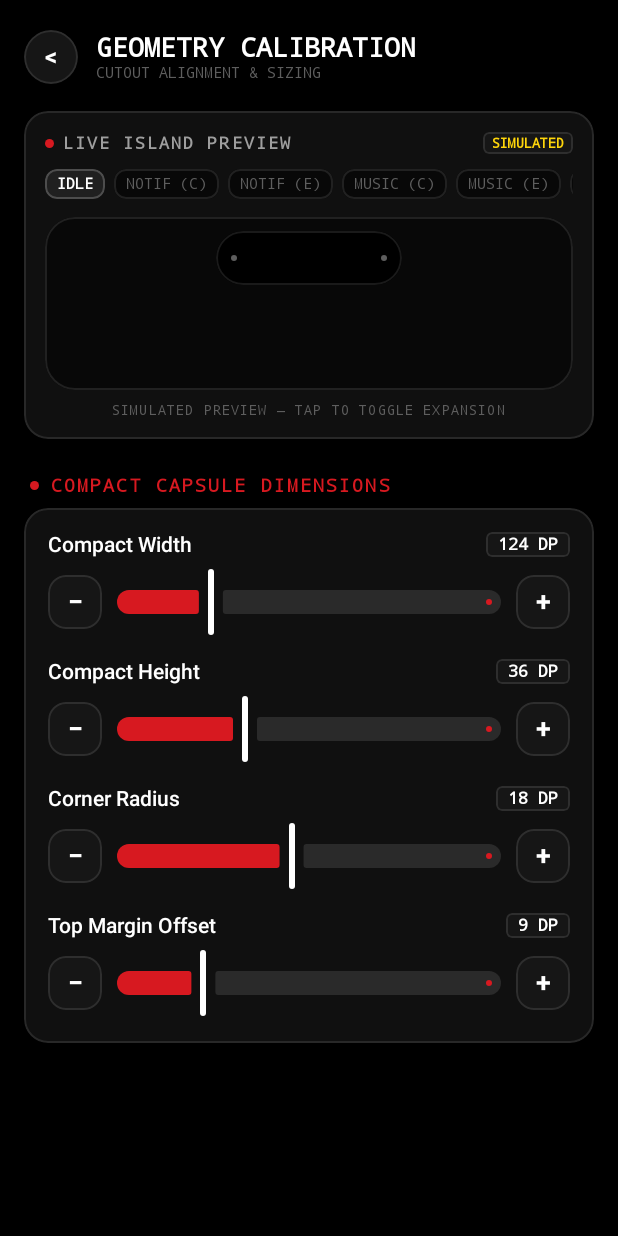
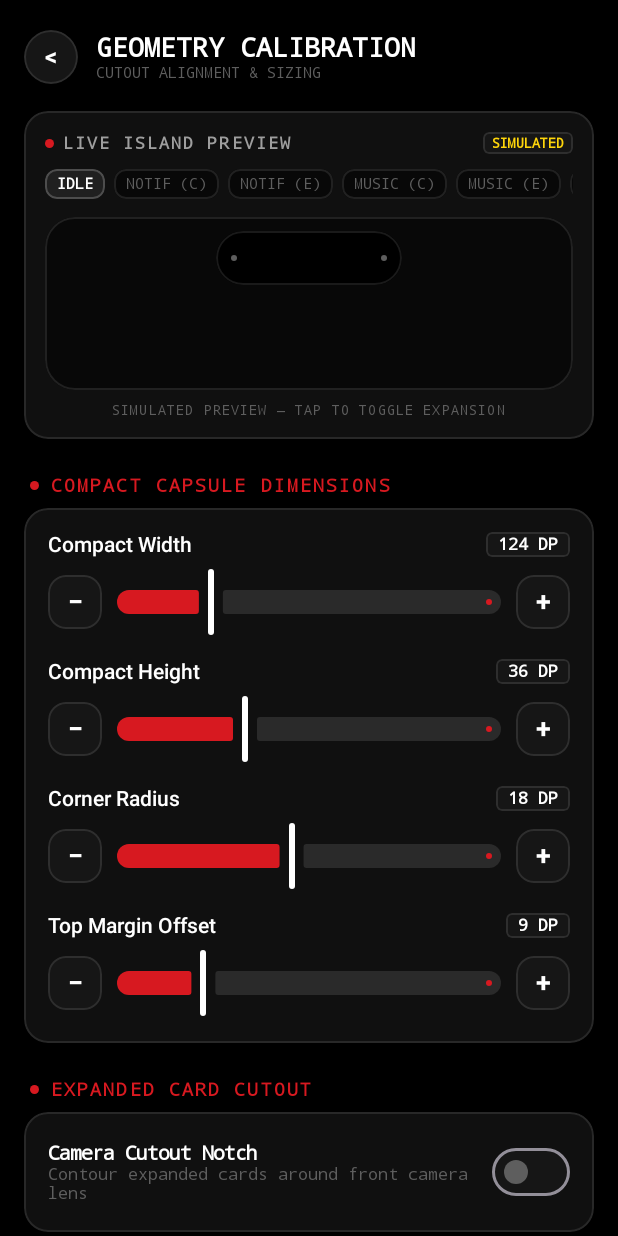
Before and after one commit to isumitjatav/dot-island, an Android app built with Jetpack Compose: the composable GeometryStudioScreen shown on its own in the app's theme, on a phone screen of 412 x 824 dp. Run offline under Robolectric (Android 15) with nearby library versions, the phone set to English and light mode, and no system bars.

Commit message:
feat: Add camera cutout notch toggle and refine notch geometry to reference

```diff
--- a/app/src/main/java/com/nothing/island/ai/ui/components/BatteryExpandedView.kt
+++ b/app/src/main/java/com/nothing/island/ai/ui/components/BatteryExpandedView.kt
@@ -58,9 +58,10 @@ fun BatteryExpandedView(
     onCollapse: () -> Unit,
     onSwipe: (SwipeDirection) -> Unit = {},
     topClearanceDp: Dp = 48.dp,
-    modifier: Modifier = Modifier
+    modifier: Modifier = Modifier,
+    isCameraCutoutEnabled: Boolean = false
 ) {
-    val cardShape = notchedCardShape()
+    val cardShape = if (isCameraCutoutEnabled) notchedCardShape() else RoundedCornerShape(26.dp)
     val accentColor = Color(preferences.accentColorHex)
 
     var totalDrag by remember { mutableFloatStateOf(0f) }
--- a/app/src/main/java/com/nothing/island/ai/ui/components/MusicExpandedView.kt
+++ b/app/src/main/java/com/nothing/island/ai/ui/components/MusicExpandedView.kt
@@ -83,9 +83,10 @@ fun MusicExpandedView(
     onCollapse: () -> Unit,
     onSwipe: (SwipeDirection) -> Unit = {},
     topClearanceDp: androidx.compose.ui.unit.Dp = 48.dp,
-    modifier: Modifier = Modifier
+    modifier: Modifier = Modifier,
+    isCameraCutoutEnabled: Boolean = false
 ) {
-    val cardShape = notchedCardShape()
+    val cardShape = if (isCameraCutoutEnabled) notchedCardShape() else RoundedCornerShape(26.dp)
     val accentColor = preferences.resolveAccent(trackState.dominantColor)
 
     var totalDrag by remember { mutableFloatStateOf(0f) }
--- a/app/src/main/java/com/nothing/island/ai/ui/components/QuickToolsDrawer.kt
+++ b/app/src/main/java/com/nothing/island/ai/ui/components/QuickToolsDrawer.kt
@@ -88,16 +88,18 @@ fun QuickToolsDrawer(
     onHistory: () -> Unit = {},
     onAi: () -> Unit = {},
     modifier: Modifier = Modifier,
+    isCameraCutoutEnabled: Boolean = false,
 ) {
     val context = LocalContext.current
     val scroll = rememberScrollState()
+    val cardShape = if (isCameraCutoutEnabled) notchedCardShape(cornerRadiusDp = 24f) else RoundedCornerShape(24.dp)
 
     Column(
         modifier = modifier
             .fillMaxSize()
-            .clip(notchedCardShape())
+            .clip(cardShape)
             .background(NothingPrimaryBackground)
-            .border(1.dp, NothingTokens.NothingBorderSubtle, notchedCardShape())
+            .border(1.dp, NothingTokens.NothingBorderSubtle, cardShape)
             .verticalScroll(scroll)
             .padding(16.dp),
     ) {
--- a/app/src/main/java/com/nothing/island/ai/ui/screens/GeometryStudioScreen.kt
+++ b/app/src/main/java/com/nothing/island/ai/ui/screens/GeometryStudioScreen.kt
@@ -17,11 +17,14 @@ import androidx.compose.foundation.layout.width
 import androidx.compose.foundation.rememberScrollState
 import androidx.compose.foundation.shape.CircleShape
 import androidx.compose.foundation.verticalScroll
+import androidx.compose.material3.Switch
+import androidx.compose.material3.SwitchDefaults
 import androidx.compose.material3.Text
 import androidx.compose.runtime.Composable
 import androidx.compose.runtime.collectAsState
 import androidx.compose.runtime.getValue
 import androidx.compose.runtime.remember
+import androidx.compose.runtime.rememberCoroutineScope
 import androidx.compose.ui.Alignment
 import androidx.compose.ui.Modifier
 import androidx.compose.ui.draw.clip
@@ -30,6 +33,7 @@ import androidx.compose.ui.text.font.FontFamily
 import androidx.compose.ui.text.font.FontWeight
 import androidx.compose.ui.unit.dp
 import androidx.compose.ui.unit.sp
+import kotlinx.coroutines.launch
 import com.nothing.island.ai.data.IslandPreferencesRepository
 import com.nothing.island.ai.ui.components.IslandPreview
 import com.nothing.island.ai.ui.components.NothingCard
@@ -51,6 +55,7 @@ fun GeometryStudioScreen(
 ) {
     val context = LocalContext.current
     val repository = remember { IslandPreferencesRepository.getInstance(context) }
+    val coroutineScope = rememberCoroutineScope()
     val prefs by repository.livePreferences.collectAsState()
     val scrollState = rememberScrollState()
 
@@ -150,6 +155,49 @@ fun GeometryStudioScreen(
             }
         }
 
+        Spacer(modifier = Modifier.height(16.dp))
+
+        NothingSectionHeader(title = "EXPANDED CARD CUTOUT", isAccent = true)
+        NothingCard(variant = NothingCardVariant.STANDARD) {
+            Column(verticalArrangement = Arrangement.spacedBy(12.dp)) {
+                Row(
+                    modifier = Modifier.fillMaxWidth(),
+                    horizontalArrangement = Arrangement.SpaceBetween,
+                    verticalAlignment = Alignment.CenterVertically
+                ) {
+                    Column(modifier = Modifier.weight(1f)) {
+                        Text(
+                            text = "Camera Cutout Notch",
+                            color = NothingTokens.NothingTextPrimary,
+                            fontSize = 13.sp,
+                            fontFamily = FontFamily.Monospace,
+                            fontWeight = FontWeight.Bold
+                        )
+                        Text(
+                            text = "Contour expanded cards around front camera lens",
+                            color = NothingTokens.NothingTextTertiary,
+                            fontSize = 11.sp,
+                            fontFamily = FontFamily.Monospace
+                        )
+                    }
+                    Switch(
+                        checked = prefs.isCameraCutoutEnabled,
+                        onCheckedChange = { enabled ->
+                            coroutineScope.launch {
+                                repository.updateCameraCutoutEnabled(enabled)
+                            }
+                        },
+                        colors = SwitchDefaults.colors(
+                            checkedThumbColor = NothingTokens.NothingTextPrimary,
+                            checkedTrackColor = NothingTokens.NothingRed,
+                            uncheckedThumbColor = NothingTokens.NothingTextTertiary,
+                            uncheckedTrackColor = NothingTokens.NothingSurfaceMedium
+                        )
+                    )
+                }
+            }
+        }
+
         Spacer(modifier = Modifier.height(24.dp))
     }
 }
```
Also changed, not shown: app/src/main/java/com/nothing/island/ai/IslandOverlayView.kt (+11 -3 lines), app/src/main/java/com/nothing/island/ai/data/IslandPreferencesRepository.kt (+35 -8 lines), app/src/main/java/com/nothing/island/ai/ui/components/CallCard.kt (+5 -2 lines), app/src/main/java/com/nothing/island/ai/ui/components/NotchedCardShape.kt (+55 -27 lines), app/src/main/java/com/nothing/island/ai/ui/components/NotificationCard.kt (+7 -4 lines), app/src/main/java/com/nothing/island/ai/ui/screens/AppearanceScreen.kt (+11 -0 lines), app/src/main/java/com/nothing/island/ai/ui/screens/SettingsScreen.kt (+11 -0 lines), 1 other file.
